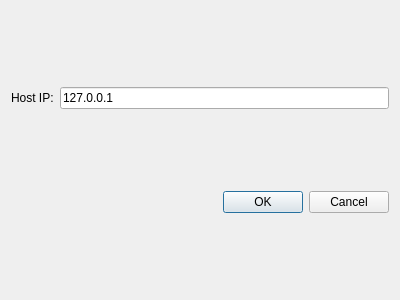
Old version of the form createdialog.ui in the repository Lucinda-Aemilia/Gomoku.
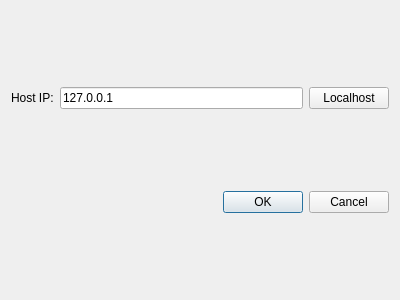
New version of the form.

What changed in the file:
```diff
--- a/createdialog.ui
+++ b/createdialog.ui
@@ -33,6 +33,13 @@
        </property>
       </widget>
      </item>
+     <item>
+      <widget class="QPushButton" name="localHostButton">
+       <property name="text">
+        <string>Localhost</string>
+       </property>
+      </widget>
+     </item>
     </layout>
    </item>
    <item>
```
